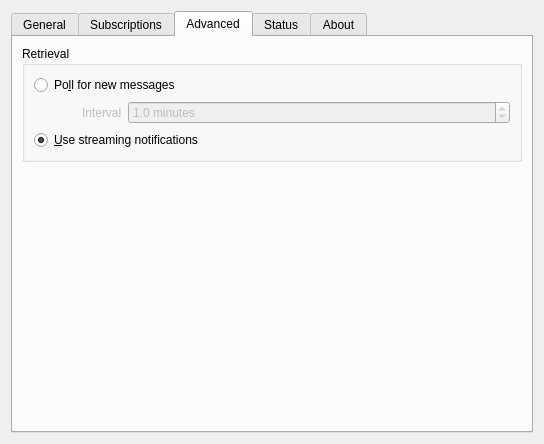
First picture: the form in configdialog.ui, repository KrissN/akonadi-ews, before the edit.
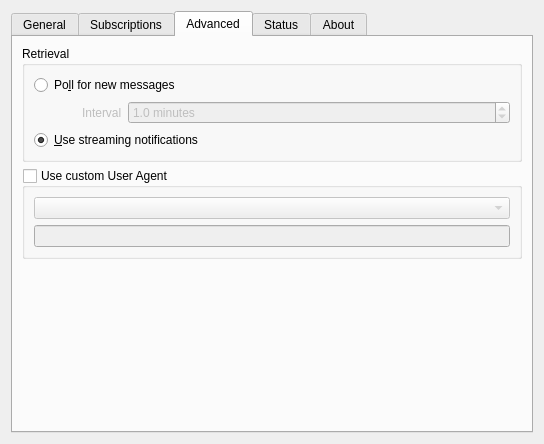
Second picture: the form after the edit. The open tabs and pages were chosen to show the change. Icons and pictures are not drawn. Custom widgets are drawn as their Qt base class.

Commit message:
Allow using custom user agent string
In order to enforce some organization policies that disallow use of
non-authorized e-mail clients the Exchange server has the ability to ban
EWS clients other than the explicitly allowed ones. This is done by
analyzing the HTTP User-Agent string and matching it agains a whitelist.

This change adds a user-configurable option to allow emulation of user
agent strings sent to the Exchange server. A list of known e-mail
clients is provided along with the possibility to manually enter a user
agent string.

```diff
--- a/configdialog.ui
+++ b/configdialog.ui
@@ -313,6 +313,34 @@
          </layout>
         </widget>
        </item>
+       <item>
+        <widget class="QGroupBox" name="userAgentGroupBox">
+         <property name="whatsThis">
+          <string>&lt;html&gt;&lt;head/&gt;&lt;body&gt;&lt;p&gt;Some organizations restrict access to mail only to approved clients, such as Microsoft Outlook. On the server-side this is implemented by analyzing the User-Agent string and only allowing a list of approved clients.&lt;/p&gt;&lt;p&gt;This setting allows to emulate some well known clients as well as providing a custom User-Agent string.&lt;/p&gt;&lt;p&gt;Please be advised that bypasing company policies may result in personal consequences.&lt;/p&gt;&lt;/body&gt;&lt;/html&gt;</string>
+         </property>
+         <property name="title">
+          <string>Use custom User Agent</string>
+         </property>
+         <property name="checkable">
+          <bool>true</bool>
+         </property>
+         <property name="checked">
+          <bool>false</bool>
+         </property>
+         <layout class="QVBoxLayout" name="verticalLayout">
+          <item>
+           <widget class="QComboBox" name="userAgentCombo"/>
+          </item>
+          <item>
+           <widget class="QLineEdit" name="userAgentEdit">
+            <property name="enabled">
+             <bool>false</bool>
+            </property>
+           </widget>
+          </item>
+         </layout>
+        </widget>
+       </item>
        <item>
         <spacer name="advancedTabSpacer">
          <property name="orientation">
```
The commit also changes 10 other files.
